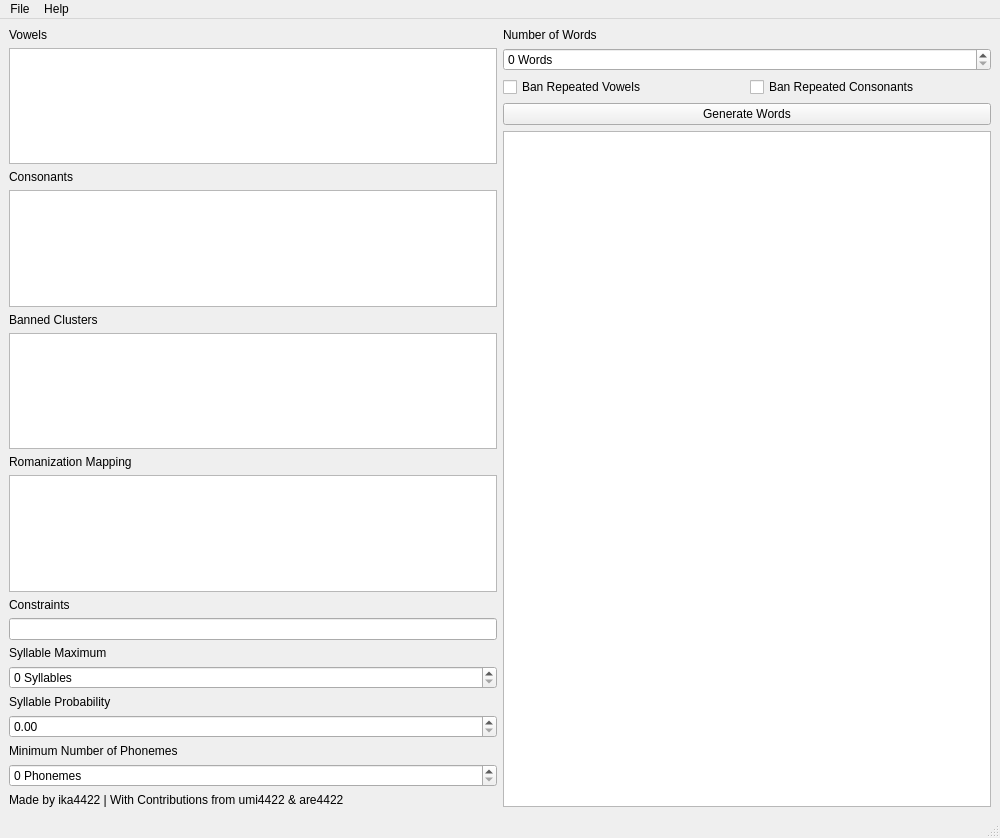
Qt form WordGenerator.ui (ika4422/simple-word-generator) before a commit.
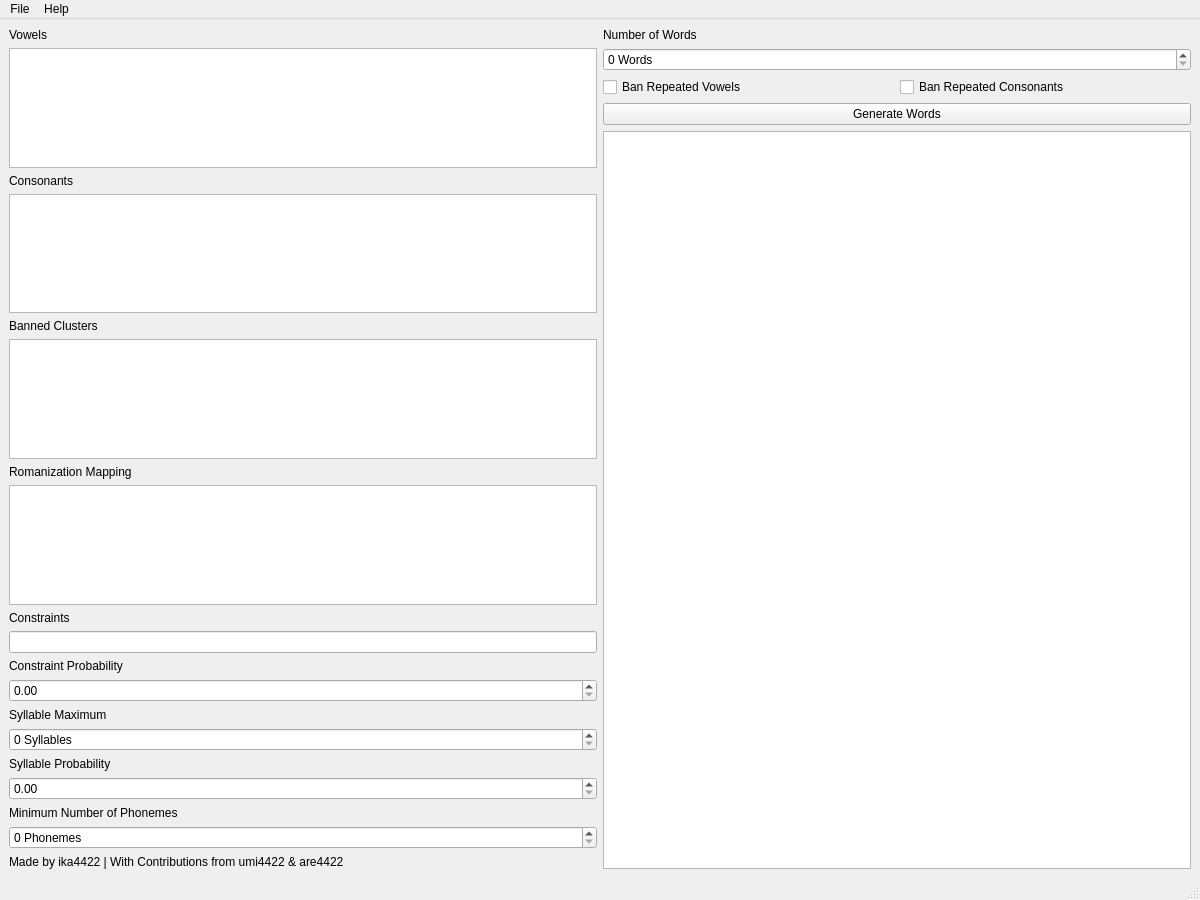
The same form after that commit.

Commit message: Added an entry field to change the default probability for an optional phoneme to be generated

The edit to the form file:
```diff
--- a/WordGenerator.ui
+++ b/WordGenerator.ui
@@ -6,8 +6,8 @@
    <rect>
     <x>0</x>
     <y>0</y>
-    <width>1000</width>
-    <height>838</height>
+    <width>1200</width>
+    <height>900</height>
    </rect>
   </property>
   <property name="windowTitle">
@@ -86,6 +86,23 @@
       <item>
        <widget class="QLineEdit" name="textConstraints"/>
       </item>
+      <item>
+       <widget class="QLabel" name="labelConstraint_Probability">
+        <property name="text">
+         <string>Constraint Probability</string>
+        </property>
+       </widget>
+      </item>
+      <item>
+       <widget class="QDoubleSpinBox" name="spinConstraint_Probability">
+        <property name="maximum">
+         <double>1.000000000000000</double>
+        </property>
+        <property name="singleStep">
+         <double>0.050000000000000</double>
+        </property>
+       </widget>
+      </item>
       <item>
        <widget class="QLabel" name="labelSyllable_Maximum">
         <property name="text">
@@ -109,6 +126,9 @@
       </item>
       <item>
        <widget class="QDoubleSpinBox" name="spinSyllable_Probability">
+        <property name="maximum">
+         <double>1.000000000000000</double>
+        </property>
         <property name="singleStep">
          <double>0.050000000000000</double>
         </property>
@@ -200,7 +220,7 @@
     <rect>
      <x>0</x>
      <y>0</y>
-     <width>1000</width>
+     <width>1200</width>
      <height>30</height>
     </rect>
    </property>
```
The commit also changes 4 other files.
